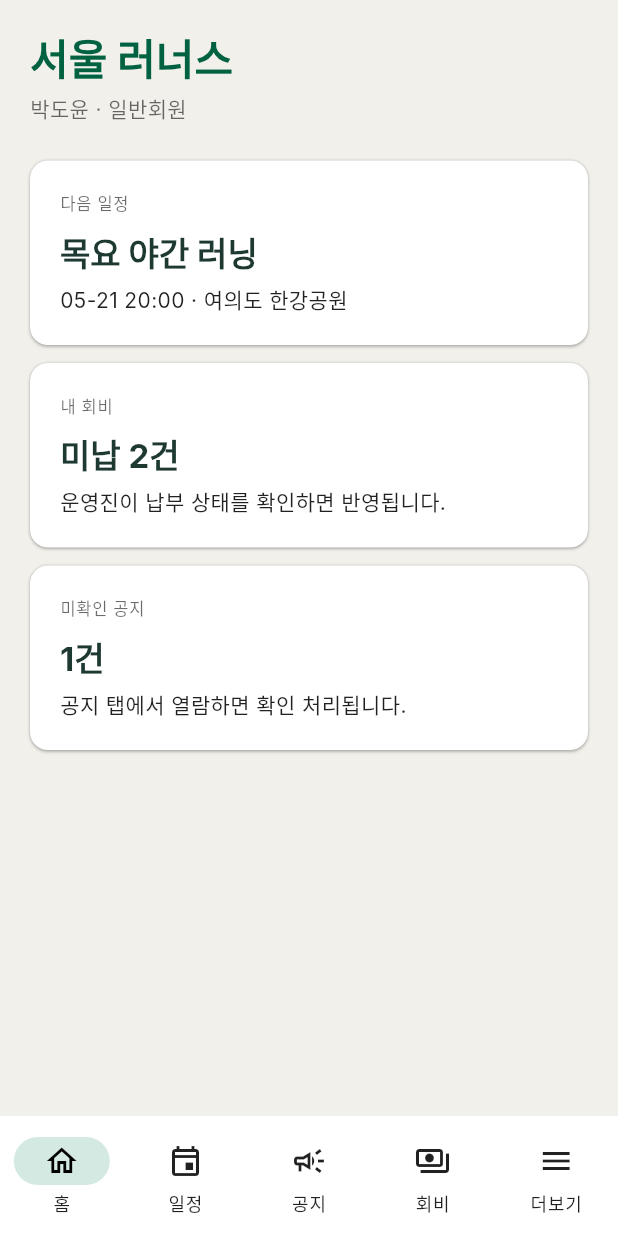
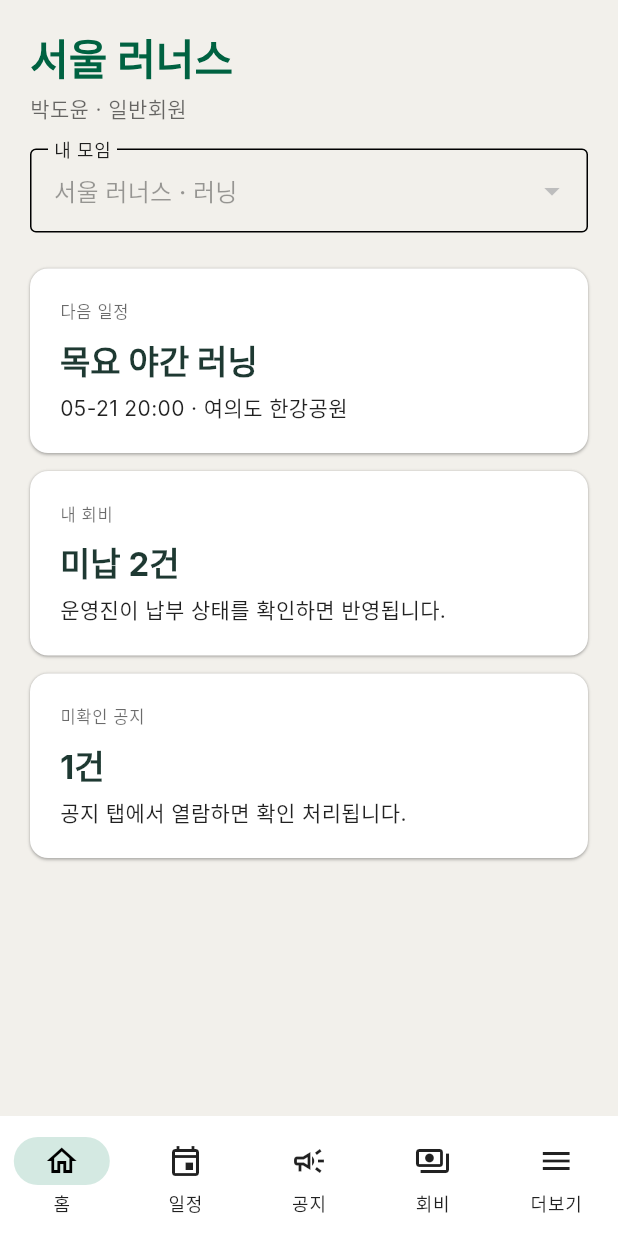
Before and after one commit to jaywapp/Crewith, a Flutter app: the screen it shows after launch, after a tap on "인증 확인", on a phone screen of 412 x 824 dp. Run offline on Flutter 3.47's test engine with Material 3 defaults, Android fonts, the phone set to English and light mode, and no system bars; network calls fail; Roboto replaces fonts that are missing (Inter).

Commit message:
Prepare member app club switching

```diff
--- a/apps/mobile-app/lib/main.dart
+++ b/apps/mobile-app/lib/main.dart
@@ -11,6 +11,16 @@ import 'screens/more_page.dart';
 import 'screens/notices_page.dart';
 
 const _defaultMemberId = 'member-03';
+const _defaultClubId = 'club-seoul-runners';
+const _defaultClubs = [
+  ClubSummary(
+    clubId: _defaultClubId,
+    name: '서울 러너스',
+    sportType: '러닝',
+    role: 'member',
+    memberStatus: 'active',
+  ),
+];
 
 void main() {
   runApp(const CrewithApp());
@@ -57,6 +67,8 @@ class _HomeShellState extends State<HomeShell> {
   int _index = 0;
   bool _isAuthenticated = false;
   String _activeMemberId = _defaultMemberId;
+  String _activeClubId = _defaultClubId;
+  List<ClubSummary> _clubs = _defaultClubs;
   final _api = const MemberApiClient();
   late Future<MemberAppOverview> _overviewFuture;
 
@@ -67,7 +79,10 @@ class _HomeShellState extends State<HomeShell> {
   }
 
   Future<MemberAppOverview> _fetchOverview([String? memberId]) async {
-    return _api.fetchOverview(memberId ?? _activeMemberId);
+    return _api.fetchOverview(
+      clubId: _activeClubId,
+      memberId: memberId ?? _activeMemberId,
+    );
   }
 
   void _refreshOverview() {
@@ -98,11 +113,18 @@ class _HomeShellState extends State<HomeShell> {
       _overviewFuture = _fetchOverview(_defaultMemberId);
     });
 
-    final memberId = await _api.verifyOtp(phoneNumber, code);
-    if (memberId != null && mounted) {
+    final session = await _api.verifyOtp(phoneNumber, code);
+    if (session != null && mounted) {
+      final nextClubs = session.clubs.isEmpty ? _defaultClubs : session.clubs;
+      final nextClubId = nextClubs.any((club) => club.clubId == _activeClubId)
+          ? _activeClubId
+          : nextClubs.first.clubId;
+
       setState(() {
-        _activeMemberId = memberId;
-        _overviewFuture = _fetchOverview(memberId);
+        _activeMemberId = session.memberId;
+        _clubs = nextClubs;
+        _activeClubId = nextClubId;
+        _overviewFuture = _fetchOverview(session.memberId);
       });
     }
 
@@ -128,6 +150,7 @@ class _HomeShellState extends State<HomeShell> {
     _replaceOverview((value) => value.updateEventResponse(eventId, response));
 
     final saved = await _api.updateEventResponse(
+      clubId: _activeClubId,
       eventId: eventId,
       memberId: _activeMemberId,
       response: response,
@@ -145,6 +168,7 @@ class _HomeShellState extends State<HomeShell> {
     _replaceOverview((value) => value.markNoticeRead(noticeId));
 
     final saved = await _api.markNoticeRead(
+      clubId: _activeClubId,
       noticeId: noticeId,
       memberId: _activeMemberId,
     );
@@ -169,6 +193,7 @@ class _HomeShellState extends State<HomeShell> {
     }
 
     final saved = await _api.createJoinRequest(
+      clubId: _activeClubId,
       name: name,
       phoneNumber: phoneNumber,
       greeting: greeting,
@@ -189,6 +214,7 @@ class _HomeShellState extends State<HomeShell> {
     }
 
     final saved = await _api.acceptInvite(
+      clubId: _activeClubId,
       token: token,
       name: name,
       phoneNumber: phoneNumber,
@@ -210,6 +236,18 @@ class _HomeShellState extends State<HomeShell> {
     });
   }
 
+  void _changeClub(String clubId) {
+    if (clubId == _activeClubId) {
+      return;
+    }
+
+    setState(() {
+      _activeClubId = clubId;
+      _overviewFuture = _fetchOverview(_activeMemberId);
+      _index = 0;
+    });
+  }
+
   @override
   Widget build(BuildContext context) {
     if (!_isAuthenticated) {
@@ -223,8 +261,17 @@ class _HomeShellState extends State<HomeShell> {
       future: _overviewFuture,
       builder: (context, snapshot) {
         final overview = snapshot.data ?? MemberAppOverview.seed();
+        final activeClub = _clubs.firstWhere(
+          (club) => club.clubId == _activeClubId,
+          orElse: () => _defaultClubs.first,
+        );
         final pages = [
-          HomePage(overview: overview),
+          HomePage(
+            overview: overview,
+            clubs: _clubs,
+            activeClubId: _activeClubId,
+            onClubChanged: _changeClub,
+          ),
           EventsPage(
             overview: overview,
             onResponseChanged: _updateEventResponse,
@@ -236,6 +283,9 @@ class _HomeShellState extends State<HomeShell> {
           FeesPage(overview: overview),
           MorePage(
             overview: overview,
+            clubs: _clubs,
+            activeClub: activeClub,
+            onClubChanged: _changeClub,
             onProfileSaved: _updateProfile,
             onJoinRequested: _createJoinRequest,
             onInviteAccepted: _acceptInvite,
--- a/apps/mobile-app/lib/member_api_client.dart
+++ b/apps/mobile-app/lib/member_api_client.dart
@@ -7,18 +7,18 @@ const _defaultApiBaseUrl = String.fromEnvironment(
   'CREWITH_API_BASE_URL',
   defaultValue: 'http://10.0.2.2:4000/api/v1',
 );
-const _defaultClubId = 'club-seoul-runners';
 
 class MemberApiClient {
   const MemberApiClient({
     this.apiBaseUrl = _defaultApiBaseUrl,
-    this.clubId = _defaultClubId,
   });
 
   final String apiBaseUrl;
-  final String clubId;
 
-  Future<MemberAppOverview> fetchOverview(String memberId) async {
+  Future<MemberAppOverview> fetchOverview({
+    required String clubId,
+    required String memberId,
+  }) async {
     final uri = Uri.parse('$apiBaseUrl/clubs/$clubId/member-app/$memberId');
     final client = _client();
 
@@ -49,7 +49,7 @@ class MemberApiClient {
     );
   }
 
-  Future<String?> verifyOtp(String phoneNumber, String code) async {
+  Future<AuthSession?> verifyOtp(String phoneNumber, String code) async {
     final client = _client();
 
     try {
@@ -64,7 +64,7 @@ class MemberApiClient {
         final payload = await response.transform(utf8.decoder).join();
         final json = jsonDecode(payload) as Map<String, dynamic>;
         final data = json['data'] as Map<String, dynamic>;
-        return data['memberId'] as String;
+        return AuthSession.fromJson(data);
       }
     } catch (_) {
       return null;
@@ -91,6 +91,7 @@ class MemberApiClient {
   }
 
   Future<bool> updateEventResponse({
+    required String clubId,
     required String eventId,
     required String memberId,
     required String response,
@@ -106,6 +107,7 @@ class MemberApiClient {
   }
 
   Future<bool> markNoticeRead({
+    required String clubId,
     required String noticeId,
     required String memberId,
   }) {
@@ -117,6 +119,7 @@ class MemberApiClient {
   }
 
   Future<bool> createJoinRequest({
+    required String clubId,
     required String name,
     required String phoneNumber,
     required String greeting,
@@ -133,6 +136,7 @@ class MemberApiClient {
   }
 
   Future<bool> acceptInvite({
+    required String clubId,
     required String token,
     required String name,
     required String phoneNumber,
--- a/apps/mobile-app/lib/member_models.dart
+++ b/apps/mobile-app/lib/member_models.dart
@@ -1,3 +1,48 @@
+class AuthSession {
+  const AuthSession({
+    required this.memberId,
+    required this.clubs,
+  });
+
+  final String memberId;
+  final List<ClubSummary> clubs;
+
+  factory AuthSession.fromJson(Map<String, dynamic> json) {
+    return AuthSession(
+      memberId: json['memberId'] as String,
+      clubs: (json['clubs'] as List<dynamic>? ?? [])
+          .map((item) => ClubSummary.fromJson(item as Map<String, dynamic>))
+          .toList(),
+    );
+  }
+}
+
+class ClubSummary {
+  const ClubSummary({
+    required this.clubId,
+    required this.name,
+    required this.sportType,
+    required this.role,
+    required this.memberStatus,
+  });
+
+  final String clubId;
+  final String name;
+  final String sportType;
+  final String role;
+  final String memberStatus;
+
+  factory ClubSummary.fromJson(Map<String, dynamic> json) {
+    return ClubSummary(
+      clubId: json['clubId'] as String,
+      name: json['name'] as String,
+      sportType: json['sportType'] as String,
+      role: json['role'] as String,
+      memberStatus: json['memberStatus'] as String,
+    );
+  }
+}
+
 class MemberAppOverview {
   const MemberAppOverview({
     required this.clubName,
--- a/apps/mobile-app/lib/screens/home_page.dart
+++ b/apps/mobile-app/lib/screens/home_page.dart
@@ -4,9 +4,18 @@ import '../member_models.dart';
 import '../member_ui.dart';
 
 class HomePage extends StatelessWidget {
-  const HomePage({super.key, required this.overview});
+  const HomePage({
+    super.key,
+    required this.overview,
+    required this.clubs,
+    required this.activeClubId,
+    required this.onClubChanged,
+  });
 
   final MemberAppOverview overview;
+  final List<ClubSummary> clubs;
+  final String activeClubId;
+  final ValueChanged<String> onClubChanged;
 
   @override
   Widget build(BuildContext context) {
@@ -33,6 +42,29 @@ class HomePage extends StatelessWidget {
               .bodyMedium
               ?.copyWith(color: textBlackSoft),
         ),
+        const SizedBox(height: 16),
+        DropdownButtonFormField<String>(
+          value: activeClubId,
+          decoration: const InputDecoration(
+            border: OutlineInputBorder(),
+            labelText: '내 모임',
+          ),
+          items: clubs
+              .map(
+                (club) => DropdownMenuItem(
+                  value: club.clubId,
+                  child: Text('${club.name} · ${club.sportType}'),
+                ),
+              )
+              .toList(),
+          onChanged: clubs.length <= 1
+              ? null
+              : (value) {
+                  if (value != null) {
+                    onClubChanged(value);
+                  }
+                },
+        ),
         const SizedBox(height: 24),
         SummaryCard(
           label: '다음 일정',
```
Also changed, not shown: apps/mobile-app/lib/screens/more_page.dart (+45 -1 lines).
